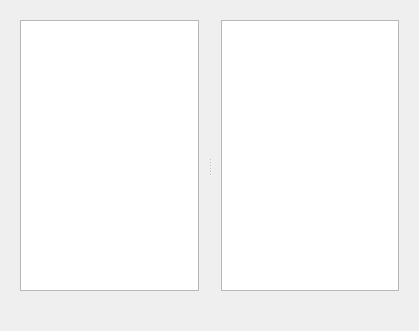
eiskaltdcpp/eiskaltdcpp, file eiskaltdcpp/ui/UIShareBrowser.ui: the form before one commit.
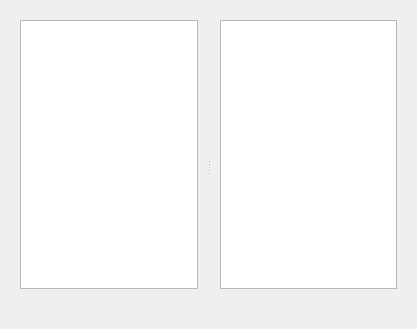
The form after the commit.

What changed in the file:
```diff
--- a/eiskaltdcpp/ui/UIShareBrowser.ui
+++ b/eiskaltdcpp/ui/UIShareBrowser.ui
@@ -6,8 +6,8 @@
    <rect>
     <x>0</x>
     <y>0</y>
-    <width>419</width>
-    <height>331</height>
+    <width>417</width>
+    <height>329</height>
    </rect>
   </property>
   <property name="sizePolicy">
@@ -89,6 +89,12 @@
          <property name="selectionMode">
           <enum>QAbstractItemView::ExtendedSelection</enum>
          </property>
+         <property name="rootIsDecorated">
+          <bool>false</bool>
+         </property>
+         <property name="itemsExpandable">
+          <bool>false</bool>
+         </property>
         </widget>
        </item>
       </layout>
```
Left out of the diff: 6 changed lines with no effect on the pictures.
